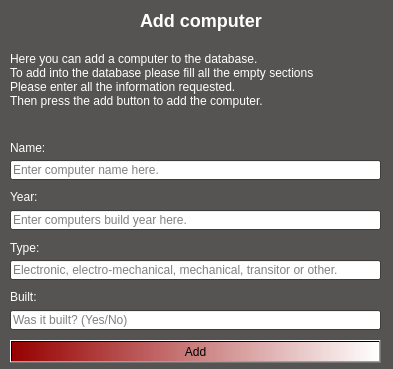
Qt form EndurvinnslustöðATeam/Skil3/Ui/addcomputer.ui (trunti/verklegtn-m) before a commit.
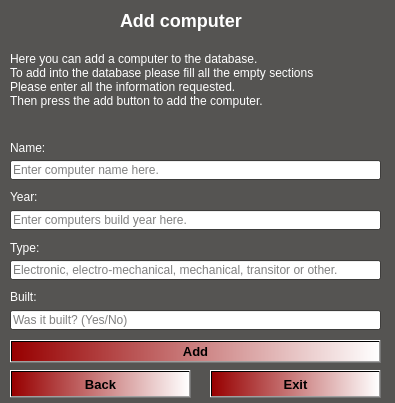
The same form after that commit. Icons and pictures are not drawn.

The edit to the form file:
```diff
--- a/EndurvinnslustöðATeam/Skil3/Ui/addcomputer.ui
+++ b/EndurvinnslustöðATeam/Skil3/Ui/addcomputer.ui
@@ -6,8 +6,8 @@
    <rect>
     <x>0</x>
     <y>0</y>
-    <width>393</width>
-    <height>369</height>
+    <width>395</width>
+    <height>403</height>
    </rect>
   </property>
   <property name="palette">
@@ -84,10 +84,10 @@
   <widget class="QLabel" name="label">
    <property name="geometry">
     <rect>
-     <x>140</x>
-     <y>10</y>
-     <width>191</width>
-     <height>21</height>
+     <x>120</x>
+     <y>0</y>
+     <width>201</width>
+     <height>41</height>
     </rect>
    </property>
    <property name="text">
@@ -213,6 +213,13 @@
      <height>23</height>
     </rect>
    </property>
+   <property name="font">
+    <font>
+     <pointsize>10</pointsize>
+     <weight>75</weight>
+     <bold>true</bold>
+    </font>
+   </property>
    <property name="styleSheet">
     <string notr="true">background-color: qlineargradient(spread:pad, x1:0, y1:0, x2:1, y2:0, stop:0 rgba(151, 0, 0, 255), stop:1 rgba(255, 255, 255, 255));
 </string>
@@ -286,6 +293,52 @@
     <string>&lt;html&gt;&lt;head/&gt;&lt;body&gt;&lt;p&gt;&lt;span style=&quot; color:#ffffff;&quot;&gt;Here you can add a computer to the database.&lt;br/&gt;To add into the database please fill all the empty sections &lt;br/&gt;Please enter all the information requested.&lt;br/&gt;Then press the add button to add the computer.&lt;/span&gt;&lt;/p&gt;&lt;/body&gt;&lt;/html&gt;</string>
    </property>
   </widget>
+  <widget class="QPushButton" name="Button_back">
+   <property name="geometry">
+    <rect>
+     <x>10</x>
+     <y>370</y>
+     <width>181</width>
+     <height>28</height>
+    </rect>
+   </property>
+   <property name="font">
+    <font>
+     <pointsize>10</pointsize>
+     <weight>75</weight>
+     <bold>true</bold>
+    </font>
+   </property>
+   <property name="styleSheet">
+    <string notr="true">background-color: qlineargradient(spread:pad, x1:0, y1:0, x2:1, y2:0, stop:0 rgba(151, 0, 0, 255), stop:1 rgba(255, 255, 255, 255));</string>
+   </property>
+   <property name="text">
+    <string>Back</string>
+   </property>
+  </widget>
+  <widget class="QPushButton" name="Button_exit">
+   <property name="geometry">
+    <rect>
+     <x>210</x>
+     <y>370</y>
+     <width>171</width>
+     <height>28</height>
+    </rect>
+   </property>
+   <property name="font">
+    <font>
+     <pointsize>10</pointsize>
+     <weight>75</weight>
+     <bold>true</bold>
+    </font>
+   </property>
+   <property name="styleSheet">
+    <string notr="true">background-color: qlineargradient(spread:pad, x1:0, y1:0, x2:1, y2:0, stop:0 rgba(151, 0, 0, 255), stop:1 rgba(255, 255, 255, 255));</string>
+   </property>
+   <property name="text">
+    <string>Exit</string>
+   </property>
+  </widget>
  </widget>
  <resources>
   <include location="../resource.qrc"/>
```
